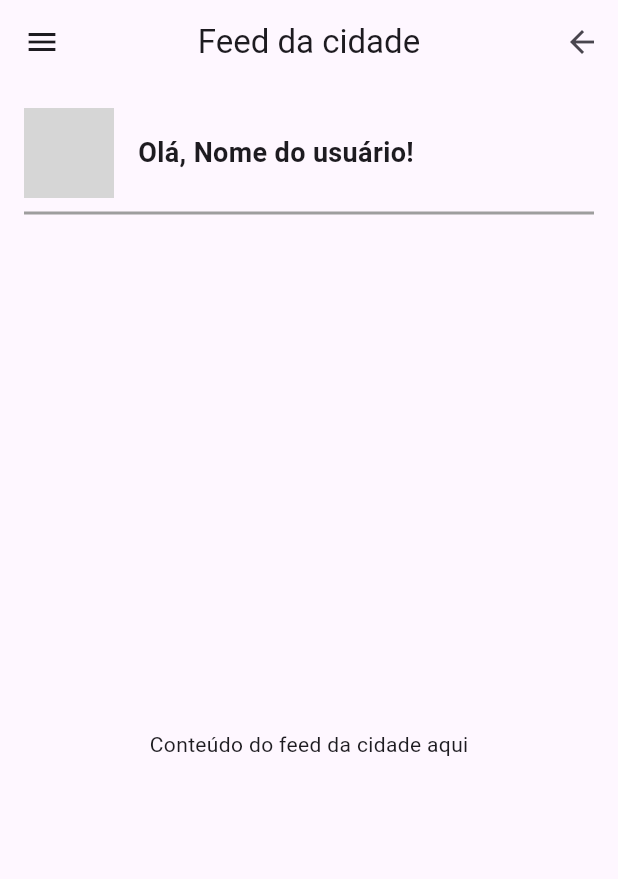
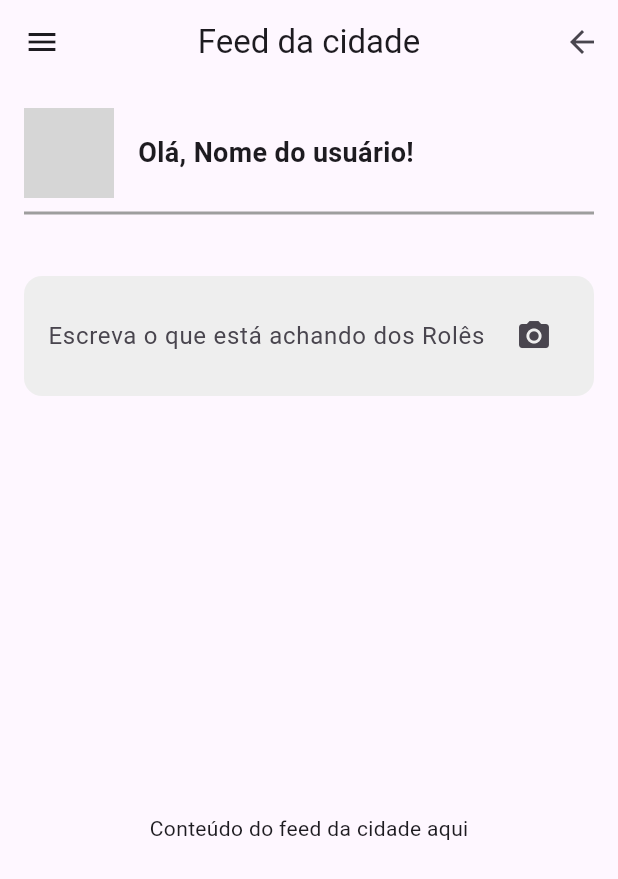
Before and after one commit to SamuTimRib/FAITEC, a Flutter app: the Feed screen opened directly, on a phone screen of 412 x 824 dp. Shown: the top 879 px of the screen. Run offline on Flutter 3.47's test engine with Material 2 defaults, Android fonts, the phone set to English and light mode, and no system bars; grey boxes are pictures that could not be loaded.

Commit message:
Adicionado barra para escreve os rolês do momento

```diff
--- a/lib/screens/feed.dart
+++ b/lib/screens/feed.dart
@@ -46,15 +46,41 @@ class Feed extends StatelessWidget {
                     ),
                   ],
                 ),
-                Divider( // Barra de separação
-                  thickness: 2.0, // Espessura da barra
-                  color: Colors.grey, // Cor da barra
-                  height: 20.0, // Altura da barra
+                Divider(
+                  thickness: 2.0,
+                  color: Colors.grey,
+                  height: 20.0,
                 ),
               ],
             ),
           ),
-          // Aqui você pode adicionar o conteúdo do feed da cidade abaixo da barra
+          Container(
+            padding: EdgeInsets.all(16.0),
+            margin: EdgeInsets.all(16.0), // Margem nos cantos
+            decoration: BoxDecoration(
+              color: Colors.grey[200], // Fundo cinza
+              borderRadius: BorderRadius.circular(12.0), // Borda arredondada
+            ),
+            child: Row(
+              children: <Widget>[
+                Expanded(
+                  child: TextField(
+                    decoration: InputDecoration(
+                      hintText: 'Escreva o que está achando dos Rolês',
+                      border: InputBorder.none,
+                    ),
+                  ),
+                ),
+                IconButton(
+                  icon: Icon(Icons.camera_alt),
+                  onPressed: () {
+                    // Adicione a lógica para escolher uma imagem aqui
+                  },
+                ),
+              ],
+            ),
+          ),
+          // Aqui você pode adicionar o conteúdo do feed da cidade abaixo do campo de entrada
           Expanded(
             child: Center(
               child: Text('Conteúdo do feed da cidade aqui'),
```
Also changed, not shown: pubspec.lock.
